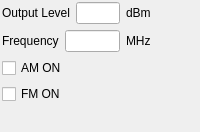
First picture: the form in modules/sg/core/signalgeneratorform.ui, repository northriv/KAME, before the edit.
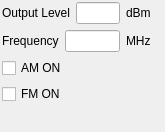
Second picture: the form after the edit.

Patch:
```diff
--- a/modules/sg/core/signalgeneratorform.ui
+++ b/modules/sg/core/signalgeneratorform.ui
@@ -6,7 +6,7 @@
    <rect>
     <x>0</x>
     <y>0</y>
-    <width>200</width>
+    <width>165</width>
     <height>132</height>
    </rect>
   </property>
@@ -14,14 +14,6 @@
    <string>Signal Generator Control</string>
   </property>
   <widget class="QWidget" name="widget">
-   <property name="geometry">
-    <rect>
-     <x>0</x>
-     <y>0</y>
-     <width>200</width>
-     <height>132</height>
-    </rect>
-   </property>
    <layout class="QGridLayout">
     <property name="margin">
      <number>2</number>
@@ -86,7 +78,7 @@
           <item>
            <widget class="QLabel" name="textLabel2_3_2_3">
             <property name="sizePolicy">
-             <sizepolicy hsizetype="Fixed" vsizetype="Preferred">
+             <sizepolicy hsizetype="Fixed" vsizetype="Fixed">
               <horstretch>0</horstretch>
               <verstretch>0</verstretch>
              </sizepolicy>
@@ -155,7 +147,7 @@
           <item>
            <widget class="QLabel" name="textLabel2_3_2_3_2">
             <property name="sizePolicy">
-             <sizepolicy hsizetype="Fixed" vsizetype="Preferred">
+             <sizepolicy hsizetype="Fixed" vsizetype="Fixed">
               <horstretch>0</horstretch>
               <verstretch>0</verstretch>
              </sizepolicy>
```
Left out of the diff: 2 changed lines with no effect on the pictures.
